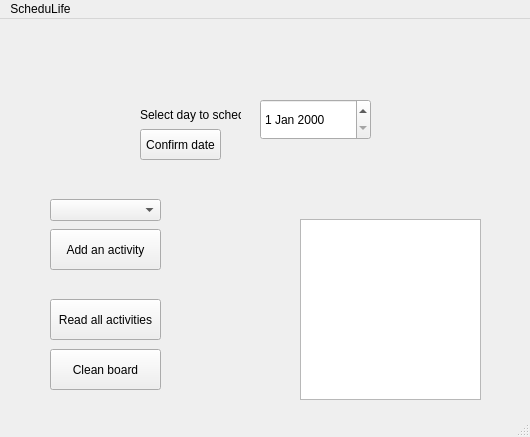
The window that mainwindow.ui (LorisV/ScheduLife) describes before a commit, drawn with Qt 5.
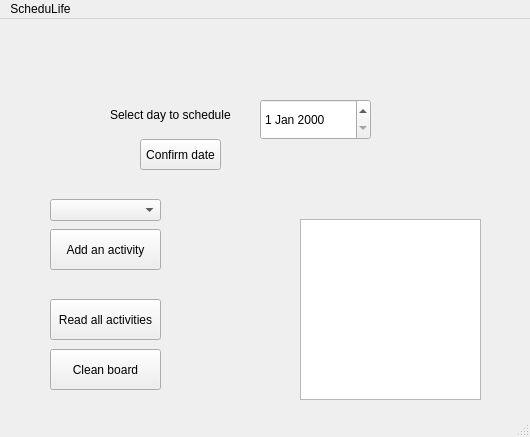
The same window after the commit.

Commit message: Problems fixed Now you can't insert the exact same activity twice, can't insert an activity without having created a day.

The edit to the form file:
```diff
--- a/mainwindow.ui
+++ b/mainwindow.ui
@@ -66,9 +66,9 @@
    <widget class="QLabel" name="label">
     <property name="geometry">
      <rect>
-      <x>140</x>
+      <x>110</x>
       <y>80</y>
-      <width>101</width>
+      <width>141</width>
       <height>31</height>
      </rect>
     </property>
@@ -80,7 +80,7 @@
     <property name="geometry">
      <rect>
       <x>140</x>
-      <y>110</y>
+      <y>120</y>
       <width>81</width>
       <height>31</height>
      </rect>
```
The commit also changes 2 other files.
